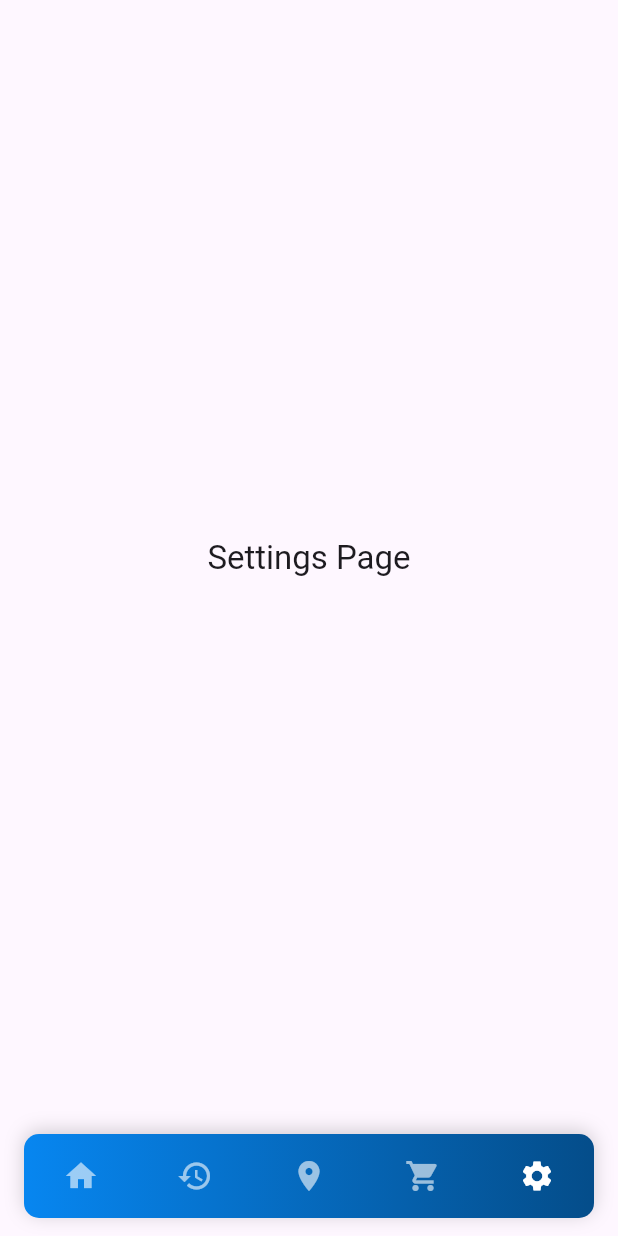
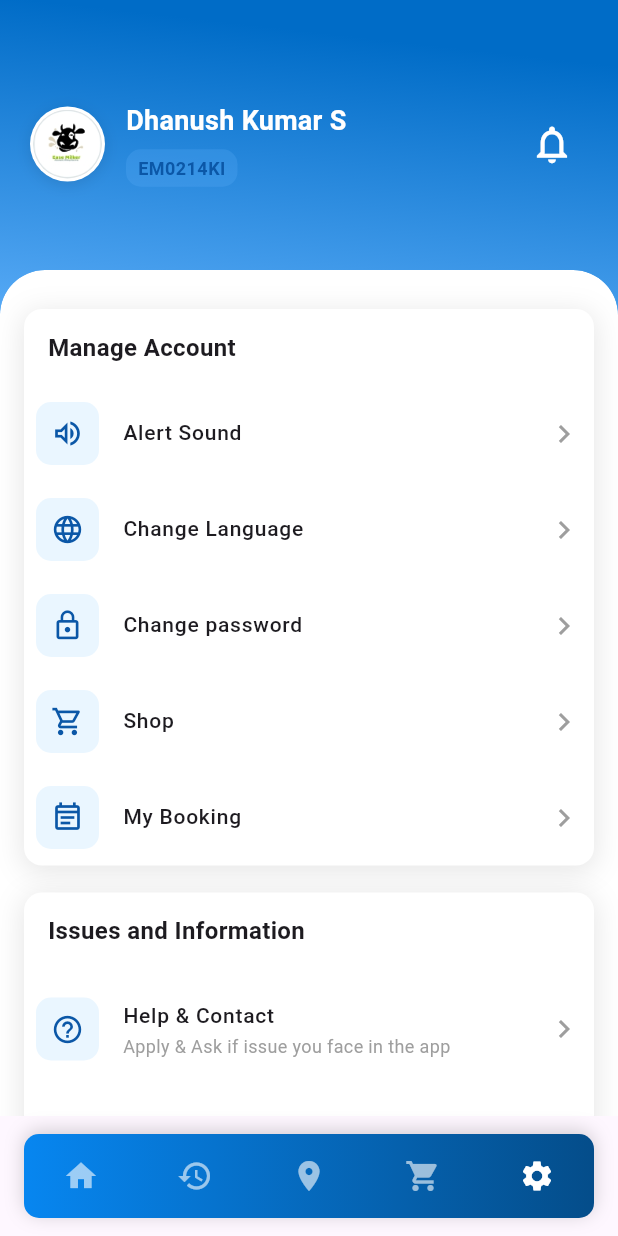
Before and after one commit to Raghul799/EaseMilker-App, a Flutter app: the screen it shows after launch, item 5 of the bottom bar chosen, on a phone screen of 412 x 824 dp. Run offline on Flutter 3.47's test engine with Material 3 defaults, Android fonts, the phone set to English and light mode, and no system bars.

Commit message:
Add settings page with exact design, fix header consistency, improve scrolling and shadows

```diff
--- a/lib/Home page/home_page.dart
+++ b/lib/Home page/home_page.dart
@@ -3,6 +3,7 @@ import '../NavBar/navbar.dart';
 import '../History page/history_page.dart';
 import '../Shop page/shop_page.dart';
 import '../widgets/top_header.dart';
+import '../Settings page/settings_page.dart';
 
 class HomePage extends StatefulWidget {
   const HomePage({super.key});
@@ -27,7 +28,7 @@ class _HomePageState extends State<HomePage> {
           // placeholders for other tabs (you can replace with real pages)
           Center(child: Text('Location Page', style: Theme.of(context).textTheme.titleLarge)),
           const ShopPage(),
-          Center(child: Text('Settings Page', style: Theme.of(context).textTheme.titleLarge)),
+          const SettingsPage(),
         ],
       ),
       bottomNavigationBar: AppNavBar(selectedIndex: _selectedIndex, onTap: (i) {
@@ -83,6 +84,11 @@ class _HomePageState extends State<HomePage> {
 
                 // Content area (white rounded) fills remaining space
                 Expanded(
+                  child: ClipRRect(
+                    borderRadius: const BorderRadius.only(
+                      topLeft: Radius.circular(30),
+                      topRight: Radius.circular(30),
+                    ),
                     child: Container(
                       width: double.infinity,
                       decoration: const BoxDecoration(
@@ -457,6 +463,7 @@ class _HomePageState extends State<HomePage> {
                     ),
                   ),
                 ),
+                ),
               ],
             ),
           ],
--- /dev/null
+++ b/lib/Settings page/settings_page.dart
@@ -0,0 +1,244 @@
+import 'package:flutter/material.dart';
+import '../widgets/top_header.dart';
+
+/// SettingsPage - implements the app settings UI similar to the provided design.
+class SettingsPage extends StatelessWidget {
+  const SettingsPage({super.key});
+
+  Widget _buildTile(BuildContext context, Widget iconWidget, String title, String? subtitle) {
+    return ListTile(
+      contentPadding: const EdgeInsets.symmetric(horizontal: 8, vertical: 4),
+      leading: Container(
+        width: 42,
+        height: 42,
+        decoration: BoxDecoration(
+          color: const Color(0xFFEAF6FF),
+          borderRadius: BorderRadius.circular(10),
+        ),
+        child: Center(child: iconWidget),
+      ),
+      title: Text(
+        title,
+        style: const TextStyle(
+          fontSize: 14,
+          fontWeight: FontWeight.w500,
+        ),
+      ),
+      subtitle: subtitle == null ? null : Text(subtitle, style: const TextStyle(fontSize: 12, color: Color(0xFF9E9E9E))),
+      trailing: const Icon(Icons.chevron_right, color: Color(0xFF9E9E9E)),
+      onTap: () {
+        // placeholder: later you can wire each tile to real actions
+      },
+    );
+  }
+
+  @override
+  Widget build(BuildContext context) {
+    final size = MediaQuery.of(context).size;
+    double headerHeight = size.height * 0.22;
+    if (headerHeight < 110) headerHeight = 110;
+    if (headerHeight > 180) headerHeight = 180;
+
+    return Scaffold(
+      backgroundColor: Colors.transparent,
+      body: Stack(
+        children: [
+          // Gradient background
+          Container(
+            decoration: const BoxDecoration(
+              gradient: LinearGradient(
+                begin: Alignment(0.2, -0.98),
+                end: Alignment(-0.2, 0.98),
+                colors: [Color(0xFF006CC7), Color(0xFF68B6FF)],
+                stops: [0.0246, 0.3688],
+              ),
+            ),
+          ),
+
+          // Main column
+          Column(
+            children: [
+              SafeArea(
+                bottom: false,
+                child: SizedBox(
+                  height: headerHeight,
+                  child: const Align(
+                    alignment: Alignment.center,
+                    child: TopHeader(
+                      name: 'Dhanush Kumar S',
+                      idText: 'EM0214KI',
+                      avatarAsset: 'assets/images/Frame 298.png',
+                    ),
+                  ),
+                ),
+              ),
+
+              // White rounded content
+              Expanded(
+                child: ClipRRect(
+                  borderRadius: const BorderRadius.only(
+                    topLeft: Radius.circular(30),
+                    topRight: Radius.circular(30),
+                  ),
+                  child: Container(
+                    width: double.infinity,
+                    decoration: const BoxDecoration(
+                      color: Colors.white,
+                      borderRadius: BorderRadius.only(
+                        topLeft: Radius.circular(30),
+                        topRight: Radius.circular(30),
+                      ),
+                    ),
+                    child: SingleChildScrollView(
+                    child: Padding(
+                      padding: const EdgeInsets.symmetric(horizontal: 16, vertical: 18),
+                      child: Column(
+                        crossAxisAlignment: CrossAxisAlignment.start,
+                        children: [
+                          const SizedBox(height: 8),
+
+                          // Manage Account card
+                          Container(
+                            width: double.infinity,
+                            decoration: BoxDecoration(
+                              color: Colors.white,
+                              borderRadius: BorderRadius.circular(12),
+                              boxShadow: [
+                                BoxShadow(
+                                  color: Colors.black.withAlpha(25),
+                                  blurRadius: 15,
+                                  offset: const Offset(0, 3),
+                                  spreadRadius: 1,
+                                ),
+                              ],
+                            ),
+                            child: Column(
+                              children: [
+                                Padding(
+                                  padding: const EdgeInsets.fromLTRB(16, 14, 16, 6),
+                                  child: Row(
+                                    mainAxisAlignment: MainAxisAlignment.spaceBetween,
+                                    children: const [
+                                      Text('Manage Account', style: TextStyle(fontSize: 16, fontWeight: FontWeight.w600)),
+                                    ],
+                                  ),
+                                ),
+                                const SizedBox(height: 8),
+                                _buildTile(
+                                  context,
+                                  const Icon(Icons.volume_up_outlined, color: Color(0xFF0B57A7), size: 22),
+                                  'Alert Sound',
+                                  null,
+                                ),
+                                _buildTile(
+                                  context,
+                                  const Icon(Icons.language, color: Color(0xFF0B57A7), size: 22),
+                                  'Change Language',
+                                  null,
+                                ),
+                                _buildTile(
+                                  context,
+                                  const Icon(Icons.lock_outline, color: Color(0xFF0B57A7), size: 22),
+                                  'Change password',
+                                  null,
+                                ),
+                                _buildTile(
+                                  context,
+                                  const Icon(Icons.shopping_cart_outlined, color: Color(0xFF0B57A7), size: 22),
+                                  'Shop',
+                                  null,
+                                ),
+                                _buildTile(
+                                  context,
+                                  const Icon(Icons.event_note_outlined, color: Color(0xFF0B57A7), size: 22),
+                                  'My Booking',
+                                  null,
+                                ),
+                              ],
+                            ),
+                          ),
+
+                          const SizedBox(height: 18),
+
+                          // Issues and Information card
+                          Container(
+                            width: double.infinity,
+                            decoration: BoxDecoration(
+                              color: Colors.white,
+                              borderRadius: BorderRadius.circular(12),
+                              boxShadow: [
+                                BoxShadow(
+                                  color: Colors.black.withAlpha(25),
+                                  blurRadius: 15,
+                                  offset: const Offset(0, 3),
+                                  spreadRadius: 1,
+                                ),
+                              ],
+                            ),
+                            child: Column(
+                              children: [
+                                Padding(
+                                  padding: const EdgeInsets.fromLTRB(16, 14, 16, 6),
+                                  child: Row(
+                                    mainAxisAlignment: MainAxisAlignment.spaceBetween,
+                                    children: const [
+                                      Text('Issues and Information', style: TextStyle(fontSize: 16, fontWeight: FontWeight.w600)),
+                                    ],
+                                  ),
+                                ),
+                                const SizedBox(height: 8),
+                                _buildTile(
+                                  context,
+                                  const Icon(Icons.help_outline, color: Color(0xFF0B57A7), size: 22),
+                                  'Help & Contact',
+                                  'Apply & Ask if issue you face in the app',
+                                ),
+                                _buildTile(
+                                  context,
+                                  const Icon(Icons.business_outlined, color: Color(0xFF0B57A7), size: 22),
+                                  'About us',
+                                  'get details and know what we provide',
+                                ),
+                              ],
+                            ),
+                          ),
+
+                          const SizedBox(height: 22),
+
+                          // Logout button
+                          Padding(
+                            padding: const EdgeInsets.symmetric(horizontal: 8.0),
+                            child: OutlinedButton.icon(
+                              onPressed: () {
+                                // add logout logic
+                              },
+                              icon: const Icon(Icons.logout, color: Color(0xFF0B57A7)),
+                              label: const Padding(
+                                padding: EdgeInsets.symmetric(vertical: 12.0),
+                                child: Center(
+                                  child: Text('LOGOUT', style: TextStyle(color: Color(0xFF0B57A7), fontWeight: FontWeight.w600)),
+                                ),
+                              ),
+                              style: OutlinedButton.styleFrom(
+                                side: const BorderSide(color: Color(0xFF0B57A7)),
+                                shape: RoundedRectangleBorder(borderRadius: BorderRadius.circular(8)),
+                                minimumSize: const Size.fromHeight(48),
+                              ),
+                            ),
+                          ),
+
+                          SizedBox(height: 32 + MediaQuery.of(context).padding.bottom),
+                        ],
+                      ),
+                    ),
+                  ),
+                ),
+              ),
+            ),
+          ],
+        ),
+      ],
+    ),
+  );
+}
+}
--- a/lib/main.dart
+++ b/lib/main.dart
@@ -1,5 +1,6 @@
 import 'package:flutter/material.dart';
 import 'Home page/home_page.dart';
+import 'Settings page/settings_page.dart';
 
 void main() {
   runApp(const MainApp());
@@ -10,9 +11,12 @@ class MainApp extends StatelessWidget {
 
   @override
   Widget build(BuildContext context) {
-    return const MaterialApp(
+    return MaterialApp(
       debugShowCheckedModeBanner: false,
-      home: HomePage(),
+      home: const HomePage(),
+      routes: {
+        '/settings': (context) => const SettingsPage(),
+      },
     );
   }
 }
--- a/lib/widgets/top_header.dart
+++ b/lib/widgets/top_header.dart
@@ -26,6 +26,12 @@ class TopHeader extends StatelessWidget {
             width: 64,
             child: Align(
               alignment: Alignment.centerLeft,
+              child: InkWell(
+                onTap: () {
+                  // Navigate to Settings page when user taps avatar/profile area
+                  Navigator.pushNamed(context, '/settings');
+                },
+                borderRadius: BorderRadius.circular(30),
                 child: Container(
                   width: 50,
                   height: 50,
@@ -57,6 +63,7 @@ class TopHeader extends StatelessWidget {
                                 Icons.person,
                                 color: Color(0xFF006CC7),
                                 size: 30,
+                              ),
                             ),
                           ),
                   ),
```
Lines whose indentation alone changed are shown as unchanged.
